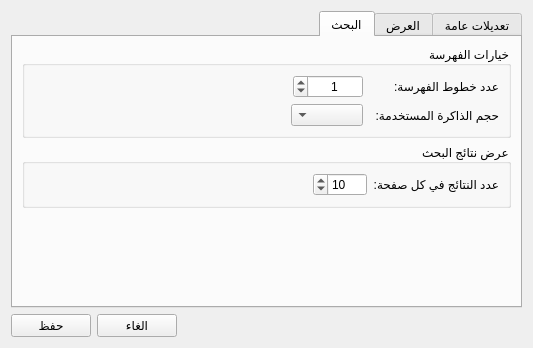
First picture: the form in src/settingsdialog.ui, repository boussouira/moltaqa, before the edit.
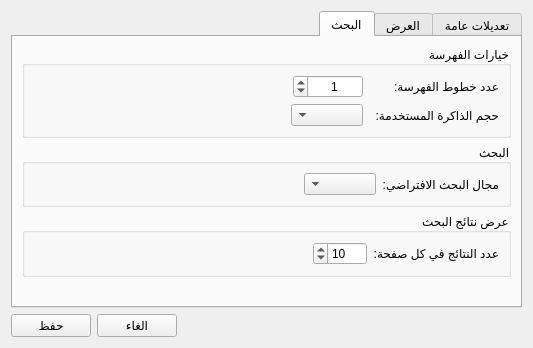
Second picture: the form after the edit. The open tabs and pages were chosen to show the change.

Commit message: Default search field

Patch:
```diff
--- a/src/settingsdialog.ui
+++ b/src/settingsdialog.ui
@@ -329,7 +329,7 @@
       <attribute name="title">
        <string>البحث</string>
       </attribute>
-      <layout class="QVBoxLayout" name="verticalLayout_4">
+      <layout class="QVBoxLayout" name="verticalLayout_9">
        <item>
         <widget class="QGroupBox" name="groupBox_2">
          <property name="layoutDirection">
@@ -431,6 +431,42 @@
          </layout>
         </widget>
        </item>
+       <item>
+        <widget class="QGroupBox" name="groupBox_5">
+         <property name="title">
+          <string>البحث</string>
+         </property>
+         <layout class="QVBoxLayout" name="verticalLayout_4">
+          <item>
+           <layout class="QHBoxLayout" name="horizontalLayout_7">
+            <item>
+             <widget class="QLabel" name="label_6">
+              <property name="text">
+               <string>مجال البحث الافتراضي:</string>
+              </property>
+             </widget>
+            </item>
+            <item>
+             <widget class="QComboBox" name="comboSearchFields"/>
+            </item>
+            <item>
+             <spacer name="horizontalSpacer_6">
+              <property name="orientation">
+               <enum>Qt::Horizontal</enum>
+              </property>
+              <property name="sizeHint" stdset="0">
+               <size>
+                <width>40</width>
+                <height>20</height>
+               </size>
+              </property>
+             </spacer>
+            </item>
+           </layout>
+          </item>
+         </layout>
+        </widget>
+       </item>
        <item>
         <widget class="QGroupBox" name="groupBox">
          <property name="title">
```
The commit also changes 5 other files.
